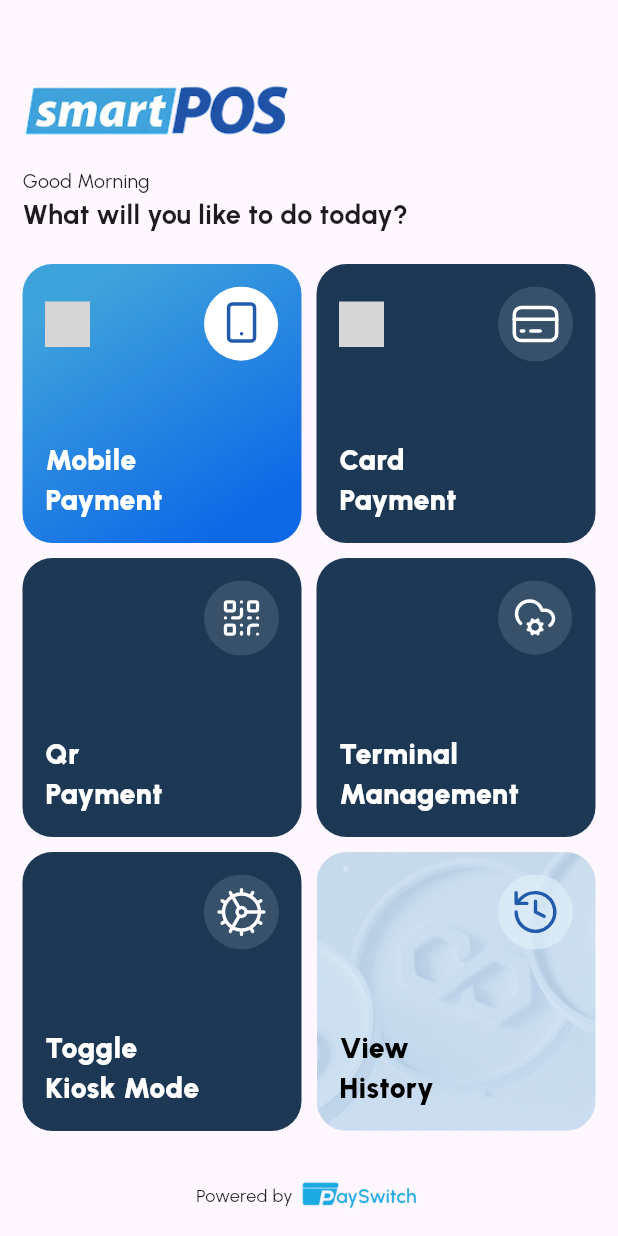
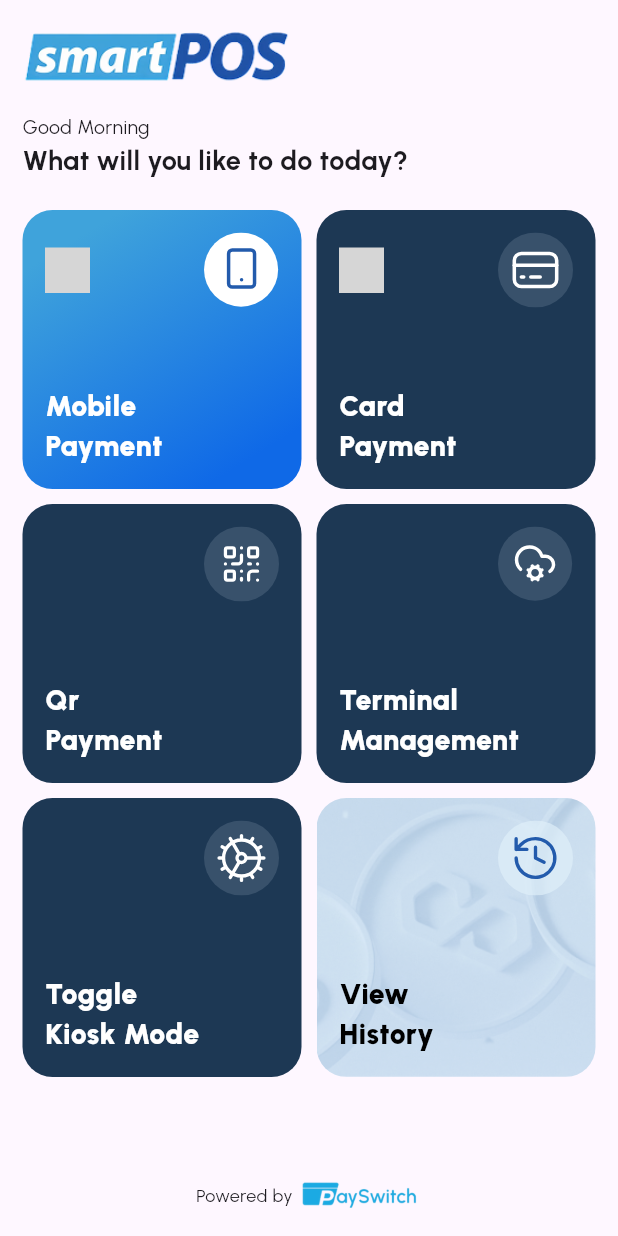
Before and after one commit to awukuernest483/postestapp, a Flutter app: the screen it shows after launch, on a phone screen of 412 x 824 dp. Run offline on Flutter 3.47's test engine with Material 3 defaults, Android fonts, the phone set to English and light mode, and no system bars; our stand-ins replace flutter_svg, get, google_fonts; grey boxes are pictures that could not be loaded.

Commit message:
Refactor: enforce Urbanist typography and clean modular structure
Typography
- AppTheme wires GoogleFonts.urbanistTextTheme into textTheme and
  primaryTextTheme so all Material widgets inherit Urbanist
- Add AppTextStyles with explicit GoogleFonts.urbanist styles for each
  text role (greeting, pageHeading, tileTitle, footnote, details)

Modularization
- Move PaymentOption to lib/app/data/models so home and details modules
  no longer cross-import
- Strongly typed model: Color/Gradient instead of #hex strings
- Add AppAssets constants — single source of truth for asset paths
- Add AppColors — central palette (tile surface, mobile-payment gradient)
- Extract OptionCard into lib/app/modules/home/widgets

View clean-up
- HomeView wrapped in SafeArea, drops the empty AppBar
- HomeController uses Routes.details (no hardcoded path string)
- HomeController.greeting derives from time of day
- DetailsController exposes displayTitle, DetailsView consumes it

Widget test updated to assert against the time-of-day greeting.

Rebuilds clean (analyze ✓, tests ✓, release APK 46.1MB ✓).

```diff
--- /dev/null
+++ b/lib/app/core/constants/app_assets.dart
@@ -0,0 +1,19 @@
+class AppAssets {
+  AppAssets._();
+
+  static const _iconsPath = 'assets/icons';
+  static const _imagesPath = 'assets/images';
+
+  static const logo = '$_imagesPath/logo.png';
+  static const poweredByLogo = '$_imagesPath/plogo.png';
+  static const historyBackground = '$_imagesPath/historyimage.png';
+
+  static const momo = '$_iconsPath/momo.svg';
+  static const momoIcon = '$_iconsPath/momoicon.svg';
+  static const card = '$_iconsPath/card.svg';
+  static const cardIcon = '$_iconsPath/cardicon.svg';
+  static const qr = '$_iconsPath/qr.svg';
+  static const terminal = '$_iconsPath/terminal.svg';
+  static const kiosk = '$_iconsPath/kiosk.svg';
+  static const history = '$_iconsPath/history.svg';
+}
--- /dev/null
+++ b/lib/app/data/models/payment_option.dart
@@ -0,0 +1,23 @@
+import 'package:flutter/material.dart';
+
+@immutable
+class PaymentOption {
+  const PaymentOption({
+    required this.title,
+    required this.icon,
+    this.sideIcon,
+    this.color,
+    this.backgroundImage,
+    this.gradient,
+  });
+
+  final String title;
+  final String icon;
+  final String? sideIcon;
+  final Color? color;
+  final String? backgroundImage;
+  final Gradient? gradient;
+
+  bool get hasSideIcon => sideIcon != null;
+  bool get hasBackgroundImage => backgroundImage != null;
+}
--- a/lib/app/modules/details/controllers/details_controller.dart
+++ b/lib/app/modules/details/controllers/details_controller.dart
@@ -1,6 +1,6 @@
 import 'package:get/get.dart';
 
-import '../../home/controllers/home_controller.dart';
+import '../../../data/models/payment_option.dart';
 
 class DetailsController extends GetxController {
   late final PaymentOption? option;
@@ -11,4 +11,7 @@ class DetailsController extends GetxController {
     final args = Get.arguments;
     option = args is PaymentOption ? args : null;
   }
+
+  String get displayTitle =>
+      option?.title.replaceAll('\n', '').trim() ?? 'Details';
 }
--- a/lib/app/modules/details/views/details_view.dart
+++ b/lib/app/modules/details/views/details_view.dart
@@ -2,6 +2,7 @@ import 'package:flutter/material.dart';
 import 'package:flutter_svg/flutter_svg.dart';
 import 'package:get/get.dart';
 
+import '../../../theme/app_text_styles.dart';
 import '../controllers/details_controller.dart';
 
 class DetailsView extends GetView<DetailsController> {
@@ -10,7 +11,7 @@ class DetailsView extends GetView<DetailsController> {
   @override
   Widget build(BuildContext context) {
     final option = controller.option;
-    final title = option?.title.replaceAll('\n', '').trim() ?? 'Details';
+    final title = controller.displayTitle;
 
     return Scaffold(
       appBar: AppBar(title: Text(title)),
@@ -20,19 +21,14 @@ class DetailsView extends GetView<DetailsController> {
           child: Column(
             mainAxisAlignment: MainAxisAlignment.center,
             children: [
-              if (option != null) SvgPicture.asset(option.image2, height: 100),
+              if (option != null) SvgPicture.asset(option.icon, height: 100),
               const SizedBox(height: 24),
+              Text(title, style: AppTextStyles.detailsTitle),
+              const SizedBox(height: 12),
               Text(
-                title,
-                style: const TextStyle(
-                  fontSize: 24,
-                  fontWeight: FontWeight.bold,
-                ),
-              ),
-              const SizedBox(height: 12),
-              const Text(
                 'Details screen — coming soon.',
                 textAlign: TextAlign.center,
+                style: AppTextStyles.detailsBody,
               ),
             ],
           ),
--- a/lib/app/modules/home/controllers/home_controller.dart
+++ b/lib/app/modules/home/controllers/home_controller.dart
@@ -1,63 +1,54 @@
 import 'package:get/get.dart';
 
-class PaymentOption {
-  const PaymentOption({
-    required this.image1,
-    required this.image2,
-    required this.title,
-    this.color,
-    this.bgImage,
-  });
-
-  final String image1;
-  final String image2;
-  final String title;
-  final String? color;
-  final String? bgImage;
-}
+import '../../../core/constants/app_assets.dart';
+import '../../../data/models/payment_option.dart';
+import '../../../routes/app_routes.dart';
+import '../../../theme/app_colors.dart';
 
 class HomeController extends GetxController {
-  final greeting = 'Good Morning'.obs;
+  String get greeting {
+    final hour = DateTime.now().hour;
+    if (hour < 12) return 'Good Morning';
+    if (hour < 17) return 'Good Afternoon';
+    return 'Good Evening';
+  }
 
-  final options = <PaymentOption>[
-    const PaymentOption(
-      image1: 'assets/icons/momo.svg',
-      image2: 'assets/icons/momoicon.svg',
+  final options = const <PaymentOption>[
+    PaymentOption(
       title: 'Mobile \nPayment',
+      icon: AppAssets.momoIcon,
+      sideIcon: AppAssets.momo,
+      gradient: AppColors.mobilePaymentGradient,
     ),
-    const PaymentOption(
-      image1: 'assets/icons/card.svg',
-      image2: 'assets/icons/cardicon.svg',
+    PaymentOption(
       title: 'Card \nPayment',
-      color: '#1D3854',
+      icon: AppAssets.cardIcon,
+      sideIcon: AppAssets.card,
+      color: AppColors.tileSurface,
     ),
-    const PaymentOption(
-      image1: '',
-      image2: 'assets/icons/qr.svg',
+    PaymentOption(
       title: 'Qr \nPayment',
-      color: '#1D3854',
+      icon: AppAssets.qr,
+      color: AppColors.tileSurface,
     ),
-    const PaymentOption(
-      image1: '',
-      image2: 'assets/icons/terminal.svg',
+    PaymentOption(
       title: 'Terminal \nManagement',
-      color: '#1D3854',
+      icon: AppAssets.terminal,
+      color: AppColors.tileSurface,
     ),
-    const PaymentOption(
-      image1: '',
-      image2: 'assets/icons/kiosk.svg',
+    PaymentOption(
       title: 'Toggle \nKiosk Mode',
-      color: '#1D3854',
+      icon: AppAssets.kiosk,
+      color: AppColors.tileSurface,
     ),
-    const PaymentOption(
-      image1: '',
-      image2: 'assets/icons/history.svg',
+    PaymentOption(
       title: 'View \nHistory',
-      bgImage: 'assets/images/historyimage.png',
+      icon: AppAssets.history,
+      backgroundImage: AppAssets.historyBackground,
     ),
   ];
 
   void onOptionTap(PaymentOption option) {
-    Get.toNamed('/details', arguments: option);
+    Get.toNamed(Routes.details, arguments: option);
   }
 }
--- a/lib/app/modules/home/views/home_view.dart
+++ b/lib/app/modules/home/views/home_view.dart
@@ -1,32 +1,34 @@
 import 'package:flutter/material.dart';
 import 'package:flutter_staggered_grid_view/flutter_staggered_grid_view.dart';
-import 'package:flutter_svg/flutter_svg.dart';
 import 'package:get/get.dart';
 
+import '../../../core/constants/app_assets.dart';
+import '../../../theme/app_text_styles.dart';
 import '../controllers/home_controller.dart';
+import '../widgets/option_card.dart';
 
 class HomeView extends GetView<HomeController> {
   const HomeView({super.key});
 
+  static const _horizontalPadding = 15.0;
+  static const _gridSpacing = 10.0;
+
   @override
   Widget build(BuildContext context) {
     return Scaffold(
-      appBar: AppBar(),
-      body: Padding(
-        padding: const EdgeInsets.symmetric(horizontal: 15.0),
+      body: SafeArea(
+        child: Padding(
+          padding: const EdgeInsets.symmetric(horizontal: _horizontalPadding),
           child: Column(
-          mainAxisAlignment: MainAxisAlignment.start,
             crossAxisAlignment: CrossAxisAlignment.start,
             children: [
-            Image.asset('assets/images/logo.png', height: 35),
               const SizedBox(height: 20),
-            Obx(() => Text(
-                  controller.greeting.value,
-                  style: const TextStyle(fontSize: 13),
-                )),
-            const Text(
+              Image.asset(AppAssets.logo, height: 35),
+              const SizedBox(height: 20),
+              Text(controller.greeting, style: AppTextStyles.greeting),
+              Text(
                 'What will you like to do today?',
-              style: TextStyle(fontSize: 18, fontWeight: FontWeight.bold),
+                style: AppTextStyles.pageHeading,
               ),
               const SizedBox(height: 20),
               Expanded(
@@ -35,105 +37,41 @@ class HomeView extends GetView<HomeController> {
                       const SliverSimpleGridDelegateWithFixedCrossAxisCount(
                     crossAxisCount: 2,
                   ),
-                crossAxisSpacing: 10.0,
-                mainAxisSpacing: 10.0,
+                  crossAxisSpacing: _gridSpacing,
+                  mainAxisSpacing: _gridSpacing,
                   physics: const NeverScrollableScrollPhysics(),
                   itemCount: controller.options.length,
                   itemBuilder: (context, index) {
                     final option = controller.options[index];
-                  return _OptionCard(
+                    return OptionCard(
                       option: option,
                       onTap: () => controller.onOptionTap(option),
                     );
                   },
                 ),
               ),
-            Padding(
-              padding: const EdgeInsets.only(bottom: 15.0),
-              child: Row(
-                mainAxisAlignment: MainAxisAlignment.center,
-                children: [
-                  const Text('Powered by ', style: TextStyle(fontSize: 12)),
-                  Image.asset('assets/images/plogo.png', height: 25),
+              const _PoweredByFooter(),
             ],
           ),
-            ),
-          ],
         ),
       ),
     );
   }
 }
 
-class _OptionCard extends StatelessWidget {
-  const _OptionCard({required this.option, required this.onTap});
-
-  final PaymentOption option;
-  final VoidCallback onTap;
+class _PoweredByFooter extends StatelessWidget {
+  const _PoweredByFooter();
 
   @override
   Widget build(BuildContext context) {
-    final hasBgImage = option.bgImage != null;
-    final hasColor = option.color != null;
-
-    return GestureDetector(
-      onTap: onTap,
-      child: AspectRatio(
-        aspectRatio: 1.0,
-        child: Container(
-          decoration: BoxDecoration(
-            color: hasBgImage
-                ? null
-                : hasColor
-                    ? Color(
-                        int.parse(
-                          option.color!.replaceFirst('#', 'FF'),
-                          radix: 16,
-                        ),
-                      )
-                    : Colors.black,
-            borderRadius: BorderRadius.circular(20),
-            gradient: !hasBgImage && !hasColor
-                ? const LinearGradient(
-                    transform: GradientRotation(45),
-                    colors: [Color(0xFF3FA3DB), Color(0xFF0F69E7)],
-                  )
-                : null,
-            image: hasBgImage
-                ? DecorationImage(
-                    image: AssetImage(option.bgImage!),
-                    fit: BoxFit.cover,
-                  )
-                : null,
-          ),
-          child: Padding(
-            padding: const EdgeInsets.all(15.0),
-            child: Column(
-              crossAxisAlignment: CrossAxisAlignment.start,
-              mainAxisAlignment: MainAxisAlignment.spaceBetween,
+    return Padding(
+      padding: const EdgeInsets.only(bottom: 15.0),
+      child: Row(
+        mainAxisAlignment: MainAxisAlignment.center,
         children: [
-                Row(
-                  mainAxisAlignment: option.image1.isNotEmpty
-                      ? MainAxisAlignment.spaceBetween
-                      : MainAxisAlignment.end,
-                  children: [
-                    if (option.image1.isNotEmpty)
-                      SvgPicture.asset(option.image1, height: 30),
-                    SvgPicture.asset(option.image2, height: 50),
+          Text('Powered by ', style: AppTextStyles.footnote),
+          Image.asset(AppAssets.poweredByLogo, height: 25),
         ],
-                ),
-                Text(
-                  option.title,
-                  style: TextStyle(
-                    color: hasBgImage ? Colors.black : Colors.white,
-                    fontSize: 19,
-                    fontWeight: FontWeight.w900,
-                  ),
-                ),
-              ],
-            ),
-          ),
-        ),
       ),
     );
   }
--- /dev/null
+++ b/lib/app/modules/home/widgets/option_card.dart
@@ -0,0 +1,87 @@
+import 'package:flutter/material.dart';
+import 'package:flutter_svg/flutter_svg.dart';
+
+import '../../../data/models/payment_option.dart';
+import '../../../theme/app_colors.dart';
+import '../../../theme/app_text_styles.dart';
+
+class OptionCard extends StatelessWidget {
+  const OptionCard({
+    super.key,
+    required this.option,
+    required this.onTap,
+  });
+
+  final PaymentOption option;
+  final VoidCallback onTap;
+
+  static const _borderRadius = 20.0;
+  static const _padding = 15.0;
+  static const _iconHeight = 50.0;
+  static const _sideIconHeight = 30.0;
+
+  @override
+  Widget build(BuildContext context) {
+    return GestureDetector(
+      onTap: onTap,
+      child: AspectRatio(
+        aspectRatio: 1.0,
+        child: DecoratedBox(
+          decoration: _buildDecoration(),
+          child: Padding(
+            padding: const EdgeInsets.all(_padding),
+            child: Column(
+              crossAxisAlignment: CrossAxisAlignment.start,
+              mainAxisAlignment: MainAxisAlignment.spaceBetween,
+              children: [
+                _IconRow(option: option),
+                Text(option.title, style: _titleStyle),
+              ],
+            ),
+          ),
+        ),
+      ),
+    );
+  }
+
+  BoxDecoration _buildDecoration() {
+    return BoxDecoration(
+      color: option.hasBackgroundImage ? null : option.color,
+      gradient: option.hasBackgroundImage ? null : option.gradient,
+      borderRadius: BorderRadius.circular(_borderRadius),
+      image: option.hasBackgroundImage
+          ? DecorationImage(
+              image: AssetImage(option.backgroundImage!),
+              fit: BoxFit.cover,
+            )
+          : null,
+    );
+  }
+
+  TextStyle get _titleStyle => AppTextStyles.tileTitle.copyWith(
+        color: option.hasBackgroundImage
+            ? AppColors.tileTitleOnLight
+            : AppColors.tileTitleOnDark,
+      );
+}
+
+class _IconRow extends StatelessWidget {
+  const _IconRow({required this.option});
+
+  final PaymentOption option;
+
+  @override
+  Widget build(BuildContext context) {
+    return Row(
+      mainAxisAlignment: option.hasSideIcon
+          ? MainAxisAlignment.spaceBetween
+          : MainAxisAlignment.end,
+      children: [
+        if (option.hasSideIcon)
+          SvgPicture.asset(option.sideIcon!,
+              height: OptionCard._sideIconHeight),
+        SvgPicture.asset(option.icon, height: OptionCard._iconHeight),
+      ],
+    );
+  }
+}
--- /dev/null
+++ b/lib/app/theme/app_colors.dart
@@ -0,0 +1,17 @@
+import 'package:flutter/material.dart';
+
+class AppColors {
+  AppColors._();
+
+  static const tileSurface = Color(0xFF1D3854);
+  static const mobilePaymentGradientStart = Color(0xFF3FA3DB);
+  static const mobilePaymentGradientEnd = Color(0xFF0F69E7);
+
+  static const tileTitleOnDark = Colors.white;
+  static const tileTitleOnLight = Colors.black;
+
+  static const mobilePaymentGradient = LinearGradient(
+    transform: GradientRotation(45),
+    colors: [mobilePaymentGradientStart, mobilePaymentGradientEnd],
+  );
+}
--- /dev/null
+++ b/lib/app/theme/app_text_styles.dart
@@ -0,0 +1,33 @@
+import 'package:flutter/material.dart';
+import 'package:google_fonts/google_fonts.dart';
+
+class AppTextStyles {
+  AppTextStyles._();
+
+  static TextStyle get greeting => GoogleFonts.urbanist(
+        fontSize: 13,
+      );
+
+  static TextStyle get pageHeading => GoogleFonts.urbanist(
+        fontSize: 18,
+        fontWeight: FontWeight.bold,
+      );
+
+  static TextStyle get tileTitle => GoogleFonts.urbanist(
+        fontSize: 19,
+        fontWeight: FontWeight.w900,
+      );
+
+  static TextStyle get footnote => GoogleFonts.urbanist(
+        fontSize: 12,
+      );
+
+  static TextStyle get detailsTitle => GoogleFonts.urbanist(
+        fontSize: 24,
+        fontWeight: FontWeight.bold,
+      );
+
+  static TextStyle get detailsBody => GoogleFonts.urbanist(
+        fontSize: 14,
+      );
+}
--- a/lib/app/theme/app_theme.dart
+++ b/lib/app/theme/app_theme.dart
@@ -2,9 +2,24 @@ import 'package:flutter/material.dart';
 import 'package:google_fonts/google_fonts.dart';
 
 class AppTheme {
-  static ThemeData get light => ThemeData(
-        colorScheme: ColorScheme.fromSeed(seedColor: Colors.deepPurple),
-        useMaterial3: true,
-        textTheme: GoogleFonts.urbanistTextTheme(),
-      );
+  AppTheme._();
+
+  static ThemeData get light {
+    final base = ThemeData(
+      colorScheme: ColorScheme.fromSeed(seedColor: Colors.deepPurple),
+      useMaterial3: true,
+    );
+
+    return base.copyWith(
+      textTheme: GoogleFonts.urbanistTextTheme(base.textTheme),
+      primaryTextTheme: GoogleFonts.urbanistTextTheme(base.primaryTextTheme),
+      appBarTheme: base.appBarTheme.copyWith(
+        titleTextStyle: GoogleFonts.urbanist(
+          fontSize: 18,
+          fontWeight: FontWeight.w600,
+          color: base.colorScheme.onSurface,
+        ),
+      ),
+    );
+  }
 }
```
Also changed, not shown: 1 other file. Lines whose indentation alone changed are shown as unchanged.
